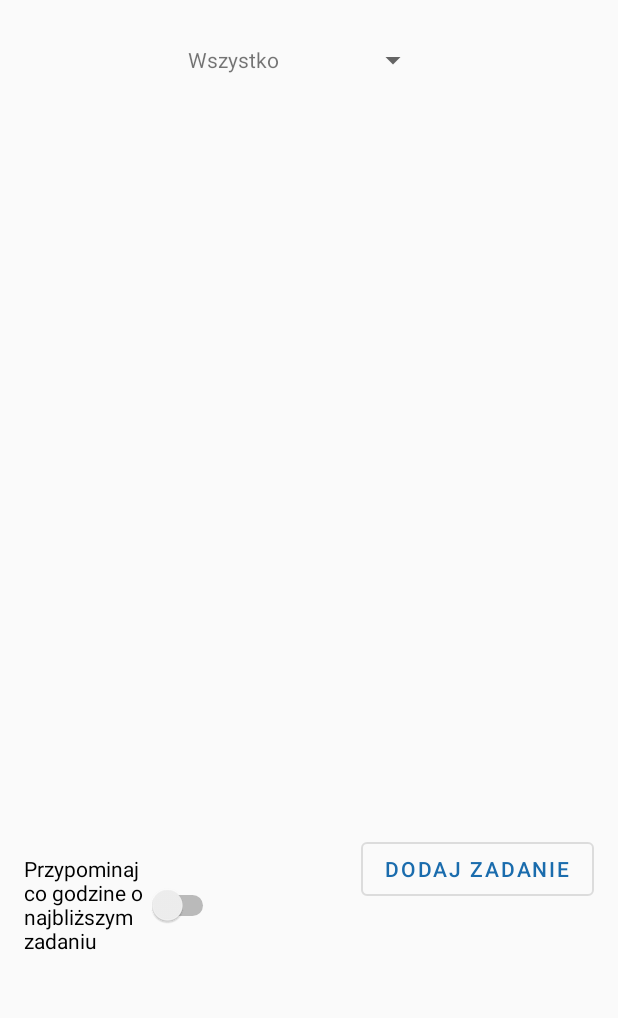
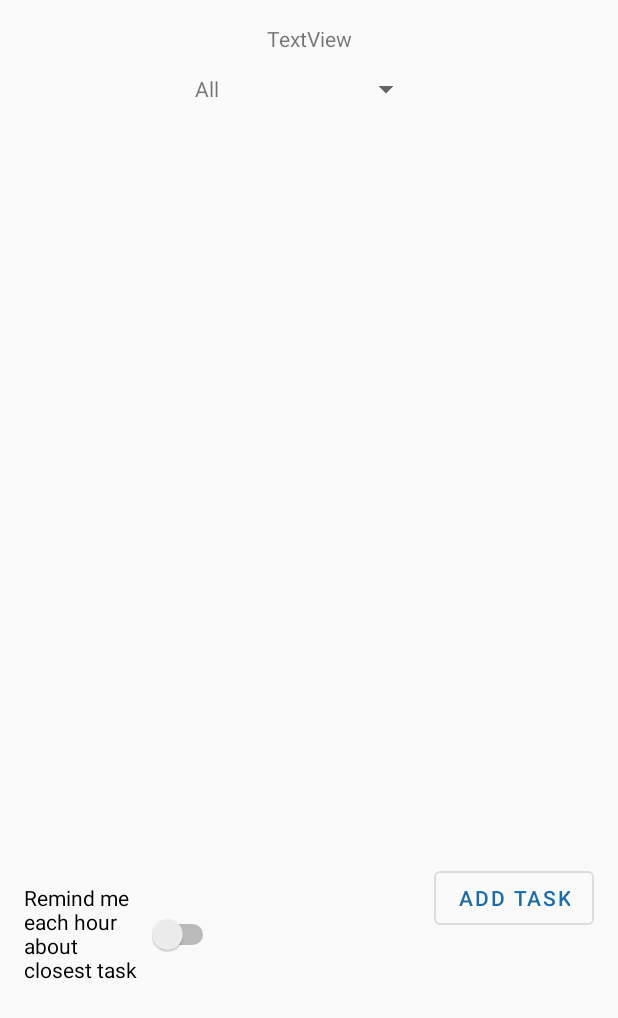
Before and after one commit to Moras-del/AndroidToDoApp, an Android app: the screen it shows after launch (MainActivity), on a phone screen of 412 x 824 dp. Shown: the top 1018 px of the screen. Run offline under Robolectric (Android 15) with nearby library versions, the phone set to English and light mode, and no system bars; our stand-ins replace Room's generated code.

Commit message:
Adding textview

```diff
--- a/app/src/main/java/pl/moras/model/Converter.java
+++ b/app/src/main/java/pl/moras/model/Converter.java
@@ -9,13 +9,11 @@ import java.time.LocalDateTime;
 
 public class Converter {
 
-    @RequiresApi(api = Build.VERSION_CODES.O)
     @TypeConverter
     public static LocalDateTime fromStringToLocalDateTime(String value){
         return value==null? null : LocalDateTime.parse(value);
     }
 
-    @RequiresApi(api = Build.VERSION_CODES.O)
     @TypeConverter
     public static String fromLocalDateTimeToString(LocalDateTime localDateTime){
         return localDateTime.toString();
--- a/app/src/main/java/pl/moras/model/ToDoEventDao.java
+++ b/app/src/main/java/pl/moras/model/ToDoEventDao.java
@@ -20,12 +20,9 @@ public interface ToDoEventDao {
     @Delete
     void delete(ToDoEvent toDoEvent);
 
-    @Query("SELECT * FROM todoevent ORDER BY datakoniec LIMIT 1")
-    ToDoEvent getFirst();
-
-    @Query("DELETE FROM todoevent WHERE id IN (:idList)")
-    void deleteList(List<Integer> idList);
-
     @Query("SELECT * FROM todoevent ORDER BY datakoniec")
     List<ToDoEvent> getList();
+
+    @Query("SELECT * FROM todoevent ORDER BY datakoniec LIMIT 1")
+    ToDoEvent getFirstTodo();
 }
--- a/app/src/main/java/pl/moras/notifier/NotifierOptions.java
+++ b/app/src/main/java/pl/moras/notifier/NotifierOptions.java
@@ -24,6 +24,8 @@ public class NotifierOptions {
     public NotifierOptions(Context context){
         sharedPreferences = context.getSharedPreferences(PREFERENCES_NAME, Context.MODE_PRIVATE);
     }
+
+
 
     public boolean getNotifierState(){
         return sharedPreferences.getBoolean(OPTION_NAME, false);
--- a/app/src/main/java/pl/moras/todoapplication/MainActivity.java
+++ b/app/src/main/java/pl/moras/todoapplication/MainActivity.java
@@ -47,8 +47,6 @@ import java.util.HashSet;
 import java.util.List;
 import java.util.Set;
 import java.util.concurrent.TimeUnit;
-import java.util.function.IntFunction;
-import java.util.stream.Collector;
 
 public class MainActivity extends AppCompatActivity {
     private RecyclerView recyclerView;
--- a/app/src/main/res/layout-land/activity_main.xml
+++ /dev/null
@@ -1,73 +0,0 @@
-<?xml version="1.0" encoding="utf-8"?>
-<androidx.constraintlayout.widget.ConstraintLayout xmlns:android="http://schemas.android.com/apk/res/android"
-    xmlns:app="http://schemas.android.com/apk/res-auto"
-    xmlns:tools="http://schemas.android.com/tools"
-    android:layout_width="match_parent"
-    android:layout_height="match_parent"
-    tools:context="pl.moras.todoapplication.MainActivity">
-
-    <com.google.android.material.floatingactionbutton.FloatingActionButton
-        android:id="@+id/newtodobutton"
-        android:layout_width="wrap_content"
-        android:layout_height="wrap_content"
-        android:layout_marginStart="8dp"
-        android:layout_marginLeft="8dp"
-        android:layout_marginTop="127dp"
-        android:layout_marginEnd="8dp"
-        android:layout_marginRight="8dp"
-        android:layout_marginBottom="228dp"
-        android:clickable="true"
-        app:backgroundTint="#1A6CAD"
-        app:layout_constraintBottom_toBottomOf="parent"
-        app:layout_constraintEnd_toEndOf="parent"
-        app:layout_constraintStart_toEndOf="@+id/recyclerView"
-        app:layout_constraintTop_toTopOf="parent"
-        app:srcCompat="@android:drawable/ic_input_add" />
-
-    <Spinner
-        android:id="@+id/spinner"
-        android:layout_width="269dp"
-        android:layout_height="26dp"
-        android:layout_marginStart="32dp"
-        android:layout_marginLeft="32dp"
-        android:layout_marginTop="8dp"
-        android:layout_marginBottom="8dp"
-        app:layout_constraintBottom_toTopOf="@+id/recyclerView"
-        app:layout_constraintStart_toStartOf="@+id/recyclerView"
-        app:layout_constraintTop_toTopOf="parent"
-        app:layout_constraintVertical_bias="0.639" />
-
-    <androidx.recyclerview.widget.RecyclerView
-        android:id="@+id/recyclerView"
-        android:layout_width="404dp"
-        android:layout_height="226dp"
-        android:layout_marginStart="8dp"
-        android:layout_marginLeft="8dp"
-        android:layout_marginTop="90dp"
-        android:layout_marginEnd="9dp"
-        android:layout_marginRight="9dp"
-        android:layout_marginBottom="90dp"
-        app:layout_constraintBottom_toBottomOf="parent"
-        app:layout_constraintEnd_toEndOf="parent"
-        app:layout_constraintHorizontal_bias="0.08"
-        app:layout_constraintStart_toStartOf="parent"
-        app:layout_constraintTop_toTopOf="parent"
-        app:layout_constraintVertical_bias="0.0" />
-
-    <Switch
-        android:id="@+id/notifierswitch"
-        android:layout_width="184dp"
-        android:layout_height="54dp"
-        android:layout_marginStart="8dp"
-        android:layout_marginLeft="8dp"
-        android:layout_marginTop="281dp"
-        android:layout_marginEnd="8dp"
-        android:layout_marginRight="8dp"
-        android:layout_marginBottom="76dp"
-        android:text="Przypominaj co godzine o najbliższym zadaniu"
-        app:layout_constraintBottom_toBottomOf="parent"
-        app:layout_constraintEnd_toEndOf="parent"
-        app:layout_constraintStart_toEndOf="@+id/recyclerView"
-        app:layout_constraintTop_toTopOf="parent" />
-
-</androidx.constraintlayout.widget.ConstraintLayout>
--- a/app/src/main/res/layout/activity_main.xml
+++ b/app/src/main/res/layout/activity_main.xml
@@ -20,11 +20,11 @@
         android:id="@+id/spinner"
         android:layout_width="wrap_content"
         android:layout_height="wrap_content"
-        android:layout_marginTop="28dp"
+        android:layout_marginTop="12dp"
         app:layout_constraintEnd_toEndOf="parent"
         app:layout_constraintHorizontal_bias="0.498"
         app:layout_constraintStart_toStartOf="parent"
-        app:layout_constraintTop_toTopOf="parent" />
+        app:layout_constraintTop_toBottomOf="@+id/textView" />
 
     <androidx.recyclerview.widget.RecyclerView
         android:id="@+id/recyclerView"
@@ -50,4 +50,14 @@
         app:layout_constraintStart_toStartOf="parent"
         app:layout_constraintTop_toBottomOf="@+id/recyclerView" />
 
+    <TextView
+        android:id="@+id/textView"
+        android:layout_width="wrap_content"
+        android:layout_height="wrap_content"
+        android:layout_marginTop="16dp"
+        android:text="TextView"
+        app:layout_constraintEnd_toEndOf="parent"
+        app:layout_constraintStart_toStartOf="parent"
+        app:layout_constraintTop_toTopOf="parent" />
+
 </androidx.constraintlayout.widget.ConstraintLayout>
--- a/app/src/main/res/values/strings.xml
+++ b/app/src/main/res/values/strings.xml
@@ -1,41 +1,40 @@
 <resources>
     <string name="app_name">ToDoApp</string>
-    <!-- TODO: Remove or change this placeholder text -->
     <string name="title_activity_to_do">ToDoActivity</string>
     <string name="title_activity_to_do_main">ToDoMain</string>
-    <string name="days_all">Wszystko</string>
-    <string name="days_one">Do 24 godzin</string>
-    <string name="days_three">Do trzech dni</string>
-    <string name="days_week">Do tygodnia</string>
-    <string name="days_two_weeks">Do dwóch tygodni</string>
-    <string name="days_month">Do miesiąca</string>
-    <string name="delete_request">Usunąć?</string>
-    <string name="delete_todo">Usuń</string>
-    <string name="yes">Tak</string>
-    <string name="cancel">Anuluj</string>
-    <string name="todo_start">Zaczęto: %s</string>
-    <string name="todo_end">Koniec: %s</string>
-    <string name="notifier_reminder_title">ToDoApp przypomnienie</string>
-    <string name="notifier_reminder_text">%1$s - zostało: %2$s</string>
-    <string name="add_todo_button">Dodaj zadanie</string>
-    <string name="notifier_reminder_button">Przypominaj co godzine o najbliższym zadaniu</string>
-    <string name="new_todo_dialog_title">Nowe zadanie</string>
-    <string name="new_todo_bad_time">Nie możesz ustawić czasu który już minął</string>
-    <string name="new_todo_bad_text">Nie podałeś żadnego zadania</string>
-    <string name="new_todo_dialog_text">Treść zadania</string>
-    <string name="new_todo_dialog_confirm">Stwórz</string>
-    <string name="new_todo_dialog_date">Data zakończenia</string>
-    <string name="new_todo_dialog_time">Czas zakończenia</string>
-    <string name="deleted_todos_dialog_title">Upłynął czas wykonania tych zadań</string>
+    <string name="days_three">Up to three days</string>
+    <string name="days_week">Up to a week</string>
+    <string name="days_two_weeks">Up to two weeks</string>
+    <string name="days_month">Up to month</string>
+    <string name="delete_request">Delete?</string>
+    <string name="delete_todo">Delete</string>
+    <string name="cancel">Cancel</string>
+    <string name="todo_start">Started: %s</string>
+    <string name="todo_end">End: %s</string>
+    <string name="notifier_reminder_title">ToDoApp reminder</string>
+    <string name="notifier_reminder_text">%1$s - time left: %2$s</string>
+    <string name="add_todo_button">Add task</string>
+    <string name="notifier_reminder_button">Remind me each hour about closest task</string>
+    <string name="new_todo_dialog_title">New task</string>
+    <string name="new_todo_bad_time">You can\'t set time that already passed</string>
+    <string name="new_todo_bad_text">You didn\'t provide task description</string>
+    <string name="new_todo_dialog_text">Task description</string>
+    <string name="new_todo_dialog_confirm">Create</string>
+    <string name="new_todo_dialog_time">Time of end date</string>
+    <string name="deleted_todos_dialog_title">The time to complete these tasks has expired</string>
     <string name="ok">OK</string>
     <plurals name="notifier_days">
-        <item quantity="one">%d dzień</item>
-        <item quantity="other">%d dni</item>
+        <item quantity="one">%d day</item>
+        <item quantity="other">%d days</item>
     </plurals>
-
     <plurals name="notifier_hours">
-        <item quantity="one">%d godzina</item>
-        <item quantity="few">%d godziny</item>
-        <item quantity="many">%d godzin</item>
+        <item quantity="one">%d hour</item>
+        <item quantity="few">%d hours</item>
+        <item quantity="many">%d hours</item>
     </plurals>
+    <string name="days_all">All</string>
+    <string name="yes">Yes</string>
+    <string name="days_one">Up to 24 hours</string>
+    <string name="new_todo_dialog_date">End date</string>
+    <string name="filter_textview">Task filter</string>
 </resources>
```
Also changed, not shown: app/src/main/java/pl/moras/notifier/NotifierWorker.java (+7 -6 lines), app/src/main/java/pl/moras/repository/ToDoRepository.java (+3 -9 lines), 1 other file.
